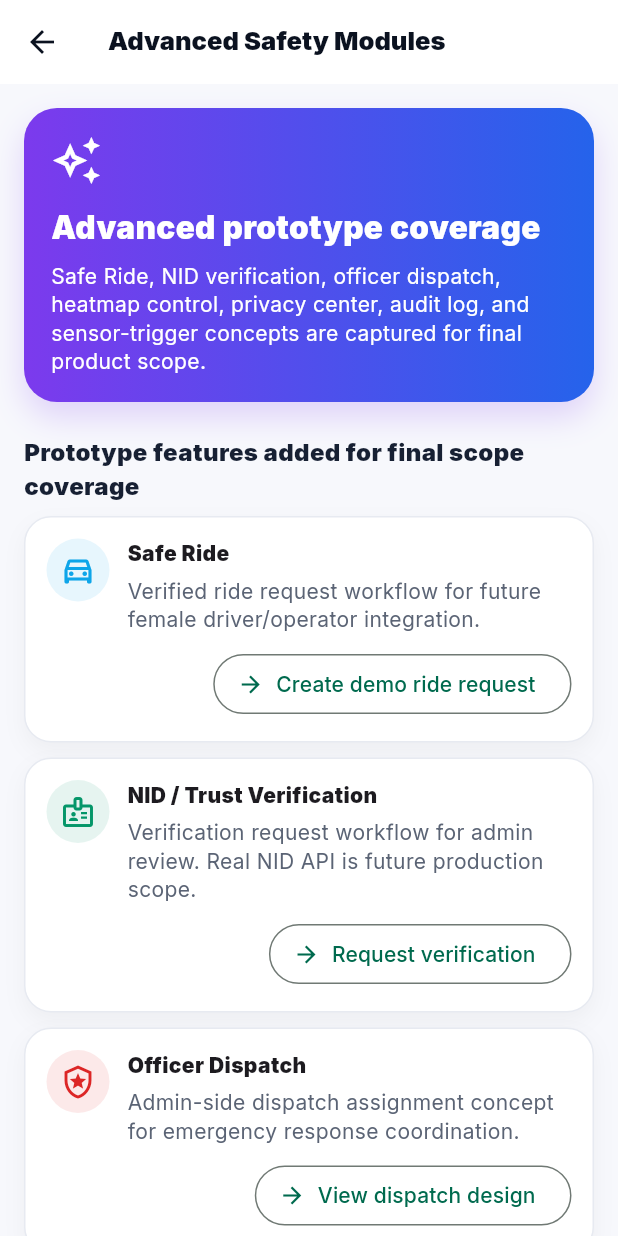
After one commit to MdSajidRahman23/SaferHerBD_Frontend, a Flutter app: the AdvancedPrototypeScreen screen opened directly, on a phone screen of 412 x 824 dp. The commit adds this screen. Run offline on Flutter 3.47's test engine with Material 3 defaults, Android fonts, the phone set to English and light mode, and no system bars; our stand-ins replace connectivity_plus, flutter_local_notifications, flutter_map, geolocator, google_fonts, latlong2 and 1 more; accounts and stored records are empty.

Commit message:
Add advanced prototype safety modules UI

```diff
--- /dev/null
+++ b/lib/screens/advanced_prototype/advanced_prototype_screen.dart
@@ -0,0 +1,245 @@
+import 'package:flutter/material.dart';
+
+class AdvancedPrototypeScreen extends StatefulWidget {
+  final VoidCallback? onBack;
+
+  const AdvancedPrototypeScreen({super.key, this.onBack});
+
+  @override
+  State<AdvancedPrototypeScreen> createState() => _AdvancedPrototypeScreenState();
+}
+
+class _AdvancedPrototypeScreenState extends State<AdvancedPrototypeScreen> {
+  bool _shakeSos = false;
+  bool _voiceTrigger = false;
+  bool _quickExit = true;
+
+  void _back() {
+    if (Navigator.of(context).canPop()) {
+      Navigator.of(context).pop();
+      return;
+    }
+    widget.onBack?.call();
+  }
+
+  void _demo(String message) {
+    ScaffoldMessenger.of(context).showSnackBar(SnackBar(content: Text(message)));
+  }
+
+  @override
+  Widget build(BuildContext context) {
+    const primary = Color(0xFF7C3AED);
+
+    return Scaffold(
+      backgroundColor: const Color(0xFFF7F8FC),
+      appBar: AppBar(
+        backgroundColor: Colors.white,
+        foregroundColor: const Color(0xFF172033),
+        elevation: 0,
+        leading: IconButton(
+          icon: const Icon(Icons.arrow_back),
+          onPressed: _back,
+        ),
+        title: const Text(
+          'Advanced Safety Modules',
+          style: TextStyle(fontWeight: FontWeight.w900),
+        ),
+      ),
+      body: SafeArea(
+        child: ListView(
+          padding: const EdgeInsets.all(16),
+          children: [
+            _hero(primary),
+            const SizedBox(height: 14),
+            _section('Prototype features added for final scope coverage'),
+            _actionCard(
+              icon: Icons.directions_car_filled_outlined,
+              color: const Color(0xFF0EA5E9),
+              title: 'Safe Ride',
+              subtitle: 'Verified ride request workflow for future female driver/operator integration.',
+              buttonText: 'Create demo ride request',
+              onTap: () => _demo('Safe Ride demo request recorded.'),
+            ),
+            _actionCard(
+              icon: Icons.badge_outlined,
+              color: const Color(0xFF059669),
+              title: 'NID / Trust Verification',
+              subtitle: 'Verification request workflow for admin review. Real NID API is future production scope.',
+              buttonText: 'Request verification',
+              onTap: () => _demo('Verification request saved for admin review.'),
+            ),
+            _actionCard(
+              icon: Icons.local_police_outlined,
+              color: const Color(0xFFDC2626),
+              title: 'Officer Dispatch',
+              subtitle: 'Admin-side dispatch assignment concept for emergency response coordination.',
+              buttonText: 'View dispatch design',
+              onTap: () => _demo('Officer dispatch design is ready for admin workflow expansion.'),
+            ),
+            _actionCard(
+              icon: Icons.map_outlined,
+              color: const Color(0xFFF59E0B),
+              title: 'Heatmap & Zone Control',
+              subtitle: 'Risk zone control concept using approved incidents and route intelligence.',
+              buttonText: 'Preview zone controls',
+              onTap: () => _demo('Heatmap and zone control module documented for production.'),
+            ),
+            _section('Device safety controls'),
+            _switchCard(
+              title: 'Shake-to-SOS trigger',
+              subtitle: 'Native mobile sensor wiring planned for production builds.',
+              value: _shakeSos,
+              onChanged: (value) => setState(() => _shakeSos = value),
+            ),
+            _switchCard(
+              title: 'Voice trigger / wake word',
+              subtitle: 'Privacy-safe voice trigger design for future native integration.',
+              value: _voiceTrigger,
+              onChanged: (value) => setState(() => _voiceTrigger = value),
+            ),
+            _switchCard(
+              title: 'Quick Exit enabled',
+              subtitle: 'Emergency screen-exit behavior stays enabled by default.',
+              value: _quickExit,
+              onChanged: (value) => setState(() => _quickExit = value),
+            ),
+            _section('Governance and privacy'),
+            _actionCard(
+              icon: Icons.privacy_tip_outlined,
+              color: const Color(0xFF2563EB),
+              title: 'Privacy Center',
+              subtitle: 'Data access, correction, and deletion request workflow for future compliance.',
+              buttonText: 'Create privacy request',
+              onTap: () => _demo('Privacy request queued for review.'),
+            ),
+            _actionCard(
+              icon: Icons.fact_check_outlined,
+              color: const Color(0xFF6D28D9),
+              title: 'Admin Audit Log',
+              subtitle: 'Traceable admin actions for SOS, roles, verification, incidents, and case review.',
+              buttonText: 'Preview audit log',
+              onTap: () => _demo('Audit log preview ready.'),
+            ),
+            _actionCard(
+              icon: Icons.support_agent_outlined,
+              color: const Color(0xFF0891B2),
+              title: 'Helpline Operator Directory',
+              subtitle: 'Managed counsellor/operator directory for production support workflow.',
+              buttonText: 'View operator workflow',
+              onTap: () => _demo('Helpline operator workflow ready for expansion.'),
+            ),
+            const SizedBox(height: 24),
+          ],
+        ),
+      ),
+    );
+  }
+
+  Widget _hero(Color primary) {
+    return Container(
+      padding: const EdgeInsets.all(18),
+      decoration: BoxDecoration(
+        gradient: const LinearGradient(colors: [Color(0xFF7C3AED), Color(0xFF2563EB)]),
+        borderRadius: BorderRadius.circular(22),
+        boxShadow: [
+          BoxShadow(color: primary.withValues(alpha: .20), blurRadius: 18, offset: const Offset(0, 10)),
+        ],
+      ),
+      child: const Column(
+        crossAxisAlignment: CrossAxisAlignment.start,
+        children: [
+          Icon(Icons.auto_awesome_outlined, color: Colors.white, size: 34),
+          SizedBox(height: 12),
+          Text('Advanced prototype coverage', style: TextStyle(color: Colors.white, fontSize: 21, fontWeight: FontWeight.w900)),
+          SizedBox(height: 8),
+          Text('Safe Ride, NID verification, officer dispatch, heatmap control, privacy center, audit log, and sensor-trigger concepts are captured for final product scope.', style: TextStyle(color: Colors.white, height: 1.35)),
+        ],
+      ),
+    );
+  }
+
+  Widget _section(String title) {
+    return Padding(
+      padding: const EdgeInsets.only(top: 8, bottom: 8),
+      child: Text(title, style: const TextStyle(fontWeight: FontWeight.w900, fontSize: 16, color: Color(0xFF172033))),
+    );
+  }
+
+  Widget _actionCard({required IconData icon, required Color color, required String title, required String subtitle, required String buttonText, required VoidCallback onTap}) {
+    return Container(
+      margin: const EdgeInsets.only(bottom: 10),
+      padding: const EdgeInsets.all(14),
+      decoration: _cardDecoration(),
+      child: Column(
+        crossAxisAlignment: CrossAxisAlignment.start,
+        children: [
+          Row(
+            crossAxisAlignment: CrossAxisAlignment.start,
+            children: [
+              _roundIcon(icon, color),
+              const SizedBox(width: 12),
+              Expanded(
+                child: Column(
+                  crossAxisAlignment: CrossAxisAlignment.start,
+                  children: [
+                    Text(title, style: const TextStyle(fontWeight: FontWeight.w900)),
+                    const SizedBox(height: 5),
+                    Text(subtitle, style: const TextStyle(color: Color(0xFF5B6475), height: 1.35)),
+                  ],
+                ),
+              ),
+            ],
+          ),
+          const SizedBox(height: 10),
+          Align(
+            alignment: Alignment.centerRight,
+            child: OutlinedButton.icon(onPressed: onTap, icon: const Icon(Icons.arrow_forward), label: Text(buttonText)),
+          ),
+        ],
+      ),
+    );
+  }
+
+  Widget _switchCard({required String title, required String subtitle, required bool value, required ValueChanged<bool> onChanged}) {
+    return Container(
+      margin: const EdgeInsets.only(bottom: 10),
+      padding: const EdgeInsets.all(14),
+      decoration: _cardDecoration(),
+      child: Row(
+        children: [
+          const Icon(Icons.sensors_outlined, color: Color(0xFF7C3AED)),
+          const SizedBox(width: 12),
+          Expanded(
+            child: Column(
+              crossAxisAlignment: CrossAxisAlignment.start,
+              children: [
+                Text(title, style: const TextStyle(fontWeight: FontWeight.w900)),
+                const SizedBox(height: 4),
+                Text(subtitle, style: const TextStyle(color: Color(0xFF5B6475), height: 1.35)),
+              ],
+            ),
+          ),
+          Switch(value: value, onChanged: onChanged),
+        ],
+      ),
+    );
+  }
+
+  Widget _roundIcon(IconData icon, Color color) {
+    return Container(
+      width: 42,
+      height: 42,
+      decoration: BoxDecoration(color: color.withValues(alpha: .10), shape: BoxShape.circle),
+      child: Icon(icon, color: color),
+    );
+  }
+
+  BoxDecoration _cardDecoration() {
+    return BoxDecoration(
+      color: Colors.white,
+      borderRadius: BorderRadius.circular(18),
+      border: Border.all(color: const Color(0xFFE7EAF1)),
+      boxShadow: [BoxShadow(color: Colors.black.withValues(alpha: .04), blurRadius: 12, offset: const Offset(0, 6))],
+    );
+  }
+}
--- a/lib/screens/learning_profile/learning_profile_screen.dart
+++ b/lib/screens/learning_profile/learning_profile_screen.dart
@@ -1,4 +1,5 @@
 import 'package:flutter/material.dart';
+import '../advanced_prototype/advanced_prototype_screen.dart';
 
 class LearningProfileScreen extends StatefulWidget {
   final void Function(String route)? onNav;
@@ -124,7 +125,23 @@ class _LearningProfileScreenState extends State<LearningProfileScreen> {
             const SizedBox(height: 14),
             _sectionTitle('Verification request'),
             _verificationCard(primary),
-            const SizedBox(height: 24),
+            const SizedBox(height: 14),
+            _sectionTitle('Advanced prototype modules'),
+            _infoCard(
+              icon: Icons.auto_awesome_outlined,
+              title: 'Advanced Safety Modules',
+              body: 'Safe Ride, NID verification, officer dispatch, heatmap control, privacy center, audit log, and sensor triggers.',
+            ),
+            SizedBox(
+              width: double.infinity,
+              child: OutlinedButton.icon(
+                onPressed: () => Navigator.of(context).push(
+                  MaterialPageRoute(builder: (_) => const AdvancedPrototypeScreen()),
+                ),
+                icon: const Icon(Icons.open_in_new),
+                label: const Text('Open Advanced Safety Modules'),
+              ),
+            ),            const SizedBox(height: 24),
           ],
         ),
       ),
```
Also changed, not shown: 1 other file.
